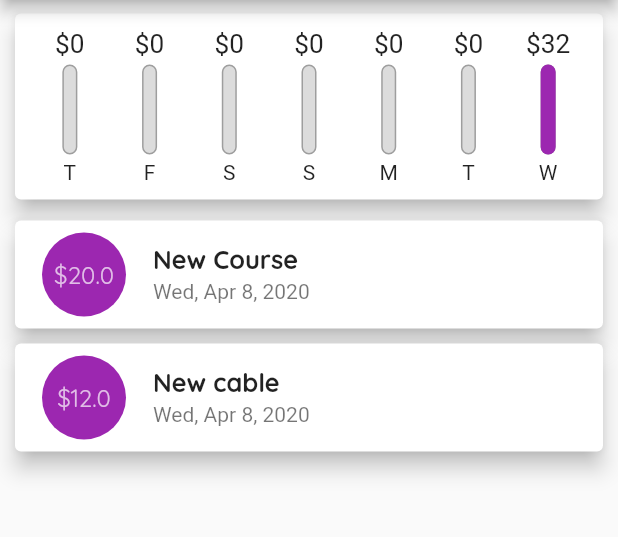
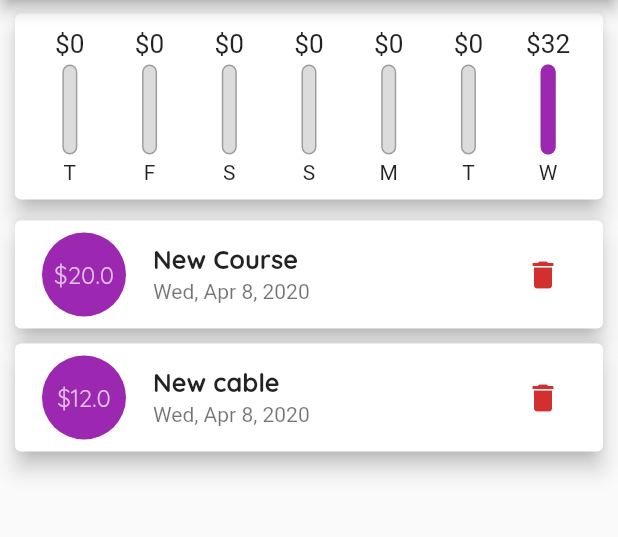
Before and after one commit to mrparveensharma/Expense-Tracker, a Flutter app: the screen it shows after launch, on a phone screen of 412 x 824 dp, the part 84-621 px from its top. Run offline on Flutter 3.47's test engine with Material 2 defaults, Android fonts, the phone set to English and light mode, and no system bars.

Commit message:
Almost Done

```diff
--- a/lib/main.dart
+++ b/lib/main.dart
@@ -15,6 +15,7 @@ class MyApp extends StatelessWidget {
         primarySwatch: Colors.purple,
         accentColor: Colors.amber,
         fontFamily: 'Quicksand',
+        //  errorColor: Colors.red, //By Default it's red
         textTheme: ThemeData.light().textTheme.copyWith(
               title: TextStyle(
                 fontFamily: 'Quicksand',
@@ -87,6 +88,10 @@ class _MyHomePageState extends State<MyHomePage> {
     });
   }
 
+  void _deleteTransaction(String id){
+    setState(() => transactions.removeWhere((txn)=> txn.id == id));
+  }
+
   void _startAddNewTransaction(BuildContext ctx) {
     showModalBottomSheet(
       context: ctx,
@@ -117,7 +122,7 @@ class _MyHomePageState extends State<MyHomePage> {
           crossAxisAlignment: CrossAxisAlignment.stretch,
           children: <Widget>[
             Chart(_recentTransactions),
-            TransactionList(transactions),
+            TransactionList(transactions, _deleteTransaction),
           ],
         ),
       ),
--- a/lib/widgets/transaction_list.dart
+++ b/lib/widgets/transaction_list.dart
@@ -3,12 +3,13 @@ import 'package:intl/intl.dart';
 
 class TransactionList extends StatelessWidget {
   final List transactions;
-  TransactionList(this.transactions);
+  final Function delTxn;
+  TransactionList(this.transactions, this.delTxn);
 
   @override
   Widget build(BuildContext context) {
     return Container(
-      height: 300,
+      height: 420,
       child: transactions.isEmpty
           ? Column(
               children: <Widget>[
@@ -47,6 +48,11 @@ class TransactionList extends StatelessWidget {
                     subtitle: Text(
                       DateFormat.yMMMEd().format(transactions[index].datetime),
                     ),
+                    trailing: IconButton(
+                      icon: Icon(Icons.delete),
+                      onPressed: () => delTxn(transactions[index].id),
+                      color: Theme.of(context).errorColor,
+                    ),
                   ),
                 );
               },
```
